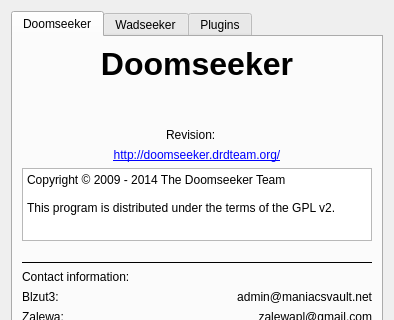
Above: src/core/gui/aboutdialog.ui from drfrag666/doomseeker-unofficial before the change; both pictures show x 0 to 394 and y 0 to 320 of the 394 by 472 pixel window. Below: the same form after it.
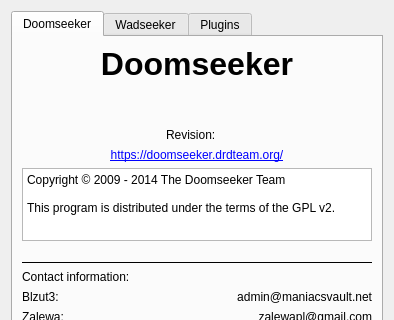
That is the form after the change.

Commit message: - Replaced HTTP addresses with HTTPS wherever applicable & possible.

What changed in the file:
```diff
--- a/src/core/gui/aboutdialog.ui
+++ b/src/core/gui/aboutdialog.ui
@@ -132,7 +132,7 @@
        <item>
         <widget class="QLabel" name="label_3">
          <property name="text">
-          <string>&lt;a href=&quot;http://doomseeker.drdteam.org/&quot;&gt;http://doomseeker.drdteam.org/&lt;/a&gt;</string>
+          <string>&lt;a href=&quot;https://doomseeker.drdteam.org/&quot;&gt;https://doomseeker.drdteam.org/&lt;/a&gt;</string>
          </property>
          <property name="alignment">
           <set>Qt::AlignHCenter|Qt::AlignTop</set>
```
Left out of the diff: 2 changed lines with no effect on the pictures. The commit also changes 9 other files.
